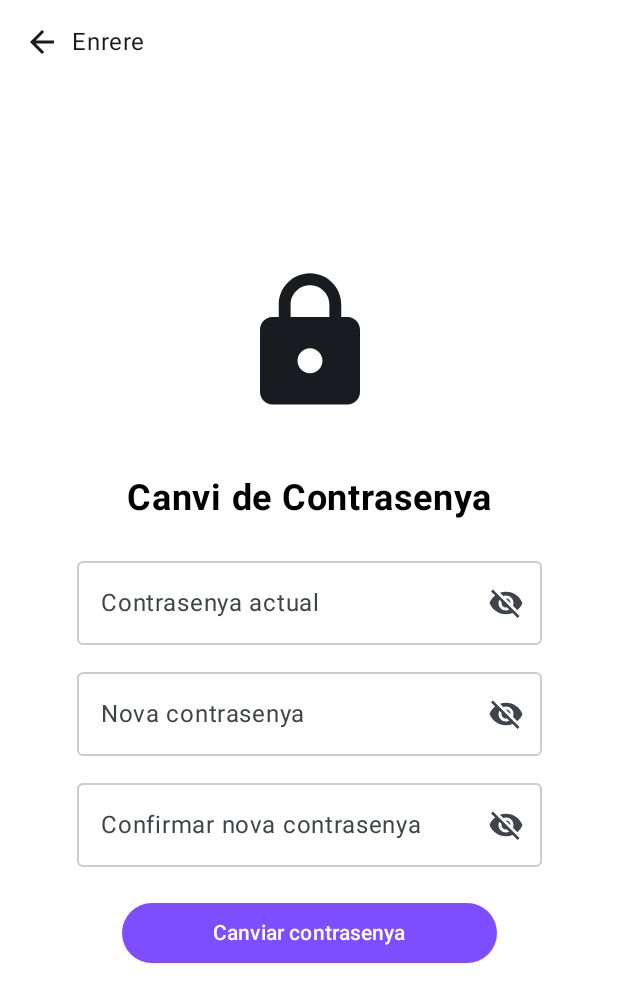
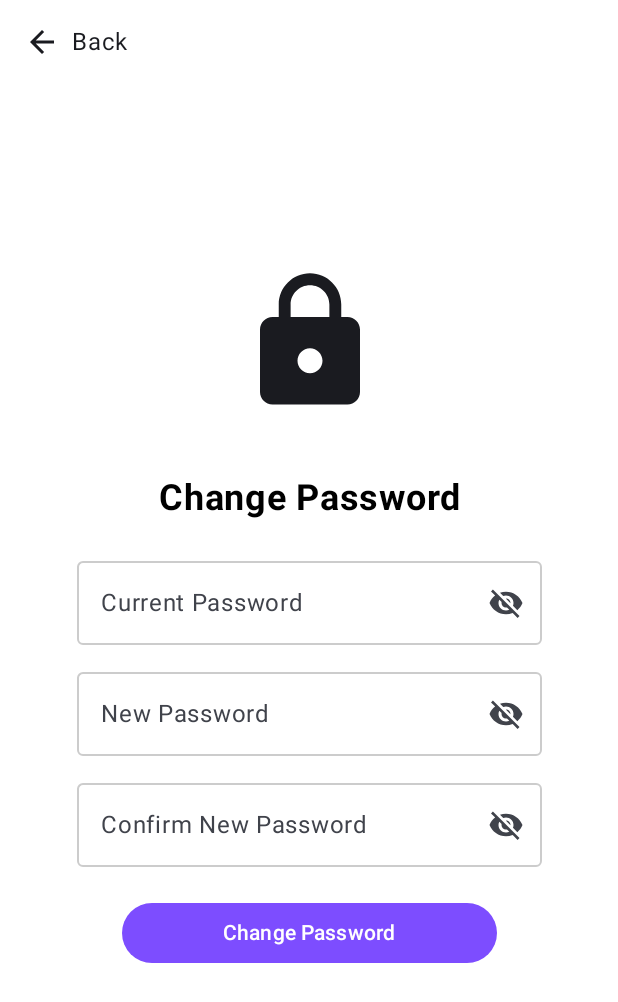
Before and after one commit to pes2425q2-t-gei-upc/Culturunya, an Android app built with Jetpack Compose: the changePassword_screen screen opened through its navigation route, on a phone screen of 412 x 824 dp. Shown: the top 1002 px of the screen. Run offline under Robolectric (Android 15) with nearby library versions, the phone set to English and light mode, and no system bars.

Commit message:
Idioma default canviat a anglès

```diff
--- a/app/src/main/res/values/strings.xml
+++ b/app/src/main/res/values/strings.xml
@@ -1,28 +1,28 @@
 <resources>
-    <!-- Pantalla Inici de sessió -->
+    <!-- Login Screen -->
     <string name="app_name">"Culturunya"</string>
-    <string name="login">"Iniciar Sessió"</string>
-    <string name="username">"Nom d'usuari"</string>
-    <string name="password">"Contrasenya"</string>
-    <string name="errNeedUsernameAndPassword">"Indiqui el nom d'usuari i la contrasenya"</string>
-    <string name="errIncorrectUsernameAndPassword">"El nom d'usuari i/o la contrasenya són incorrectes"</string>
-    <string name="enter">"Ingresar"</string>
-    <string name="enterWithGoogle">"Accedir amb Google"</string>
-    <string name="noAccountYet">"Encara no tens compte?"</string>
-    <string name="register">" Registra't"</string>
+    <string name="login">"Login"</string>
+    <string name="username">"Username"</string>
+    <string name="password">"Password"</string>
+    <string name="errNeedUsernameAndPassword">"Please enter your username and password"</string>
+    <string name="errIncorrectUsernameAndPassword">"Incorrect username and/or password"</string>
+    <string name="enter">"Sign in"</string>
+    <string name="enterWithGoogle">"Sign in with Google"</string>
+    <string name="noAccountYet">"Don't have an account yet?"</string>
+    <string name="register">" Register"</string>
 
-    <!-- Pantalla Canvi de contrasenya -->
-    <string name="back">"Enrere"</string>
-    <string name="changePassword">"Canvi de Contrasenya"</string>
-    <string name="actualPassword">"Contrasenya actual"</string>
-    <string name="newPassword">"Nova contrasenya"</string>
-    <string name="confirmNewPassword">"Confirmar nova contrasenya"</string>
-    <string name="passwordChangedSuccesfully">"La contrasenya s'ha canviat correctament."</string>
-    <string name="allFieldsCompulsory">"Tots els camps són obligatoris."</string>
-    <string name="passwordsDontMatch">"Les noves contrasenyes no coincideixen."</string>
-    <string name="incorrectActualPassword">"La contrasenya actual és incorrecta."</string>
-    <string name="passwordsMustBeDifferent">"La nova contrasenya no pot ser igual que l'anterior."</string>
-    <string name="changeThePassword">"Canviar contrasenya"</string>
-    <string name="passwordChangeCompleted">"Canvi de contrasenya completat"</string>
-    <string name="ok">"D'acord"</string>
+    <!-- Change Password Screen -->
+    <string name="back">"Back"</string>
+    <string name="changePassword">"Change Password"</string>
+    <string name="actualPassword">"Current Password"</string>
+    <string name="newPassword">"New Password"</string>
+    <string name="confirmNewPassword">"Confirm New Password"</string>
+    <string name="passwordChangedSuccesfully">"Password changed successfully."</string>
+    <string name="allFieldsCompulsory">"All fields are required."</string>
+    <string name="passwordsDontMatch">"The new passwords do not match."</string>
+    <string name="incorrectActualPassword">"The current password is incorrect."</string>
+    <string name="passwordsMustBeDifferent">"The new password cannot be the same as the previous one."</string>
+    <string name="changeThePassword">"Change Password"</string>
+    <string name="passwordChangeCompleted">"Password Change Completed"</string>
+    <string name="ok">"Ok"</string>
 </resources>
```
